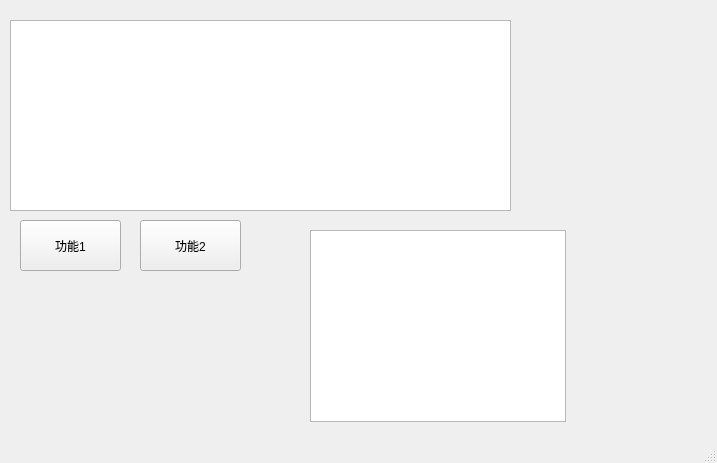
The window that easyssh/pagecmd.ui (orange2c/easyssh) describes before a commit, drawn with Qt 5.
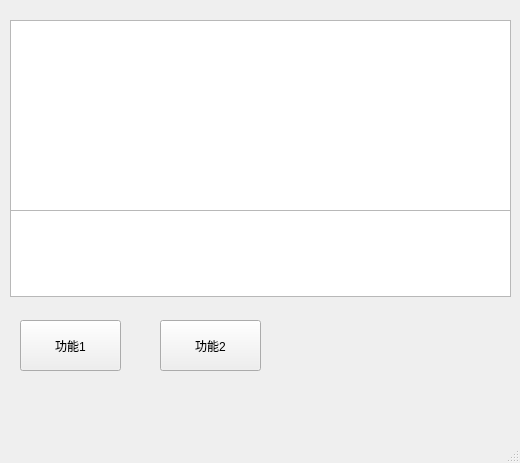
The same window after the commit.

```diff
--- a/easyssh/pagecmd.ui
+++ b/easyssh/pagecmd.ui
@@ -6,7 +6,7 @@
    <rect>
     <x>0</x>
     <y>0</y>
-    <width>717</width>
+    <width>520</width>
     <height>463</height>
    </rect>
   </property>
@@ -28,7 +28,7 @@
     <property name="geometry">
      <rect>
       <x>20</x>
-      <y>220</y>
+      <y>320</y>
       <width>101</width>
       <height>51</height>
      </rect>
@@ -40,8 +40,8 @@
    <widget class="QPushButton" name="Button2">
     <property name="geometry">
      <rect>
-      <x>140</x>
-      <y>220</y>
+      <x>160</x>
+      <y>320</y>
       <width>101</width>
       <height>51</height>
      </rect>
@@ -50,13 +50,13 @@
      <string>功能2</string>
     </property>
    </widget>
-   <widget class="QTextBrowser" name="textBrowser">
+   <widget class="QTextEdit" name="Edit_write">
     <property name="geometry">
      <rect>
-      <x>310</x>
-      <y>230</y>
-      <width>256</width>
-      <height>192</height>
+      <x>10</x>
+      <y>210</y>
+      <width>501</width>
+      <height>87</height>
      </rect>
     </property>
    </widget>
```
Left out of the diff: 7 changed lines with no effect on the pictures.
